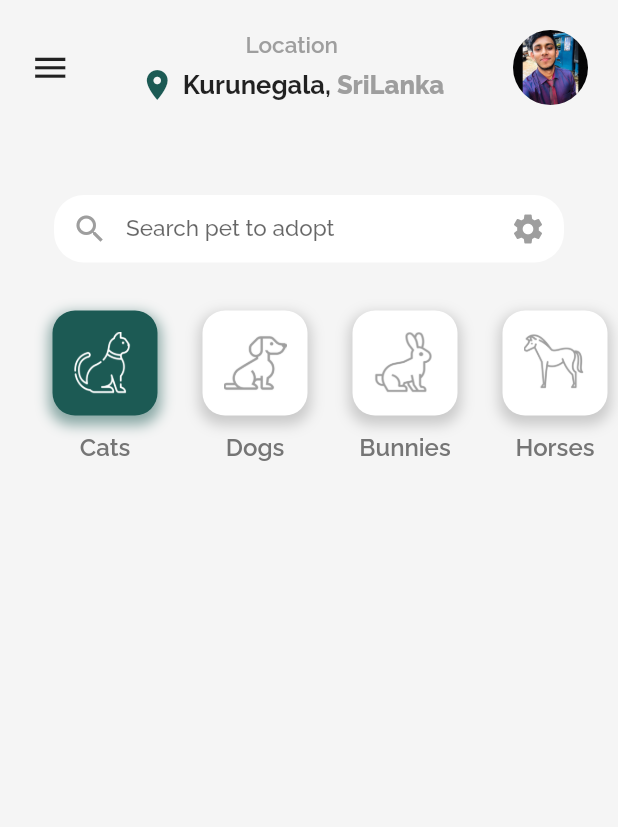
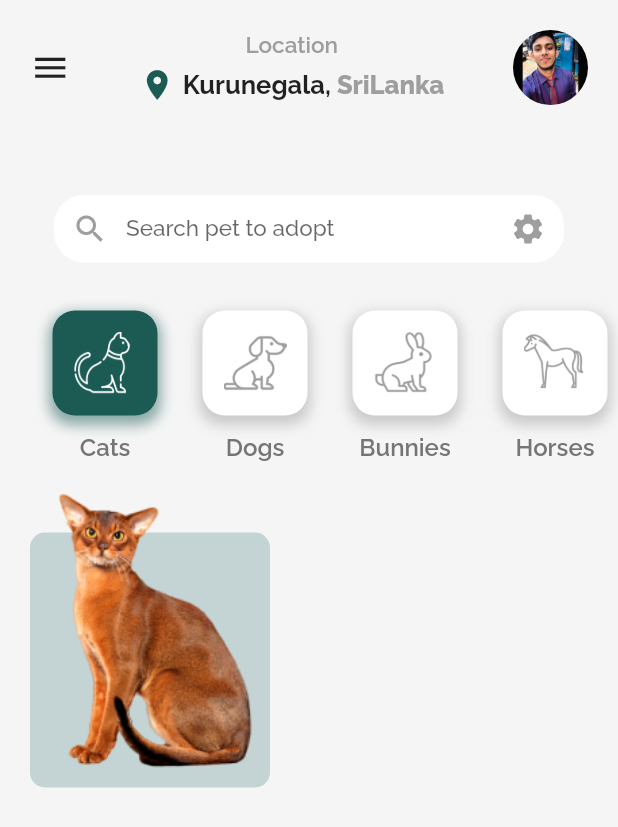
Before and after one commit to Shehan82/flutter-ui-with-drawer, a Flutter app: the screen it shows after launch, on a phone screen of 412 x 824 dp. Shown: the top 827 px of the screen. Run offline on Flutter 3.47's test engine with Material 2 defaults, Android fonts, the light colour scheme and no system bars; our stand-ins replace font_awesome_flutter, google_fonts.

Commit message:
added cat png  with stack

```diff
--- a/lib/screens/home.dart
+++ b/lib/screens/home.dart
@@ -229,6 +229,40 @@ class _HomeScreenState extends State<HomeScreen> {
                             ),
                           );
                         }),
+                  ),
+                  SizedBox(
+                    height: 10,
+                  ),
+                  Container(
+                    // color: Colors.black,
+                    margin: EdgeInsets.symmetric(horizontal: 20),
+                    height: 200,
+                    child: Row(
+                      children: [
+                        Stack(
+                          children: [
+                            Container(
+                              width: 160,
+                              height: 200,
+                              margin: EdgeInsets.only(top: 30),
+                              decoration: BoxDecoration(
+                                borderRadius: BorderRadius.circular(10),
+                                color: Color(0xffc4d4d4),
+                              ),
+                            ),
+                            Container(
+                              width: 160,
+                              height: 200,
+                              // color: Colors.grey,
+                              // padding: EdgeInsets.all(20),
+                              child: Image.asset(
+                                'assets/images/pet-cat1.png',
+                              ),
+                            ),
+                          ],
+                        )
+                      ],
+                    ),
                   )
                 ],
               ),
```
